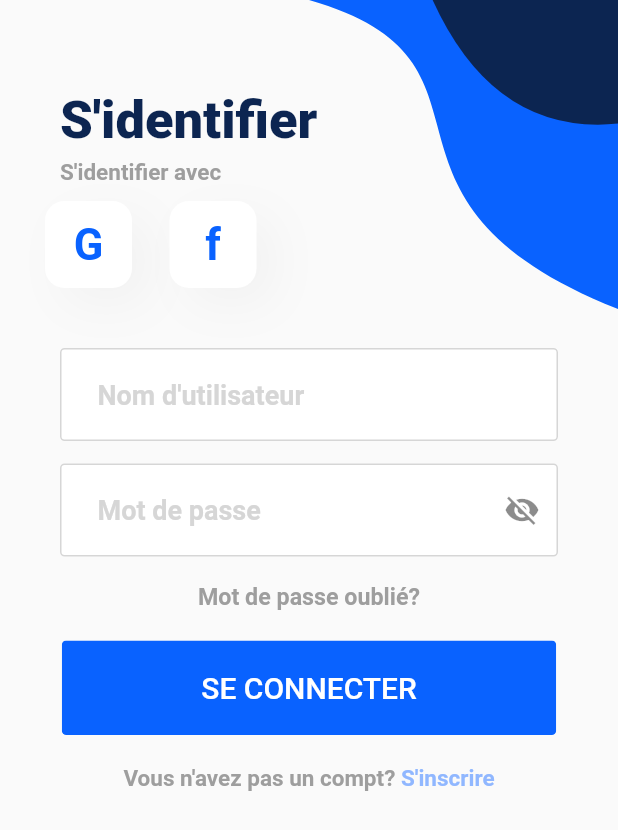
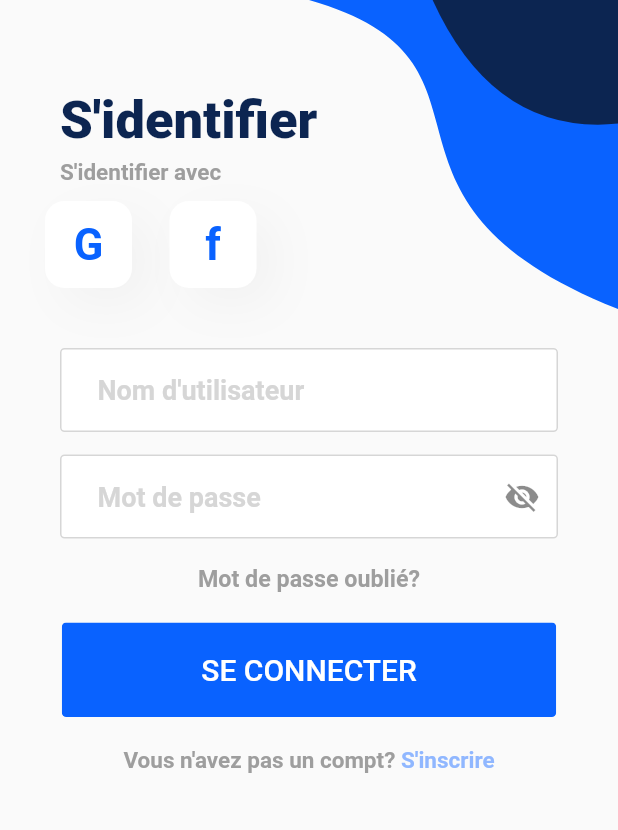
Before and after one commit to meleksioua/taxi_scooter, a Flutter app: the screen it shows after launch, on a phone screen of 412 x 824 dp. Shown: the top 830 px of the screen. Run offline on Flutter 3.47's test engine with Material 2 defaults, Android fonts, the phone set to English and light mode, and no system bars; our stand-ins replace flutter_svg; Roboto replaces fonts that are missing (Cardo, Nunito Sans, Product Sans).

Commit message:
Register and signin widgets update (Validation still not working)

```diff
--- a/lib/widgets/components/custom_input_box.dart
+++ b/lib/widgets/components/custom_input_box.dart
@@ -5,9 +5,13 @@ import 'package:flutter/material.dart';
 class CustomInputBox extends StatefulWidget {
 
   String inputHint;
+  Function validation;
+  TextInputType keyboardType;
 
   CustomInputBox({
-    this.inputHint
+    this.inputHint,
+    this.keyboardType,
+    this.validation
   });
 
   @override
@@ -28,6 +32,10 @@ class _CustomInputBoxState extends State<CustomInputBox> {
                 fontSize: 19,
                 color: Color(0xff0962ff),
                 fontWeight: FontWeight.bold),
+
+            keyboardType: widget.keyboardType,
+
+
             decoration: InputDecoration(
               filled: true,
               fillColor: Colors.white,
@@ -38,7 +46,7 @@ class _CustomInputBoxState extends State<CustomInputBox> {
                   color: Colors.grey[350],
                   fontWeight: FontWeight.w600),
               contentPadding:
-              EdgeInsets.symmetric(vertical: 20, horizontal: 25),
+              EdgeInsets.symmetric(vertical: 17, horizontal: 25),
               focusColor: Color(0xff0962ff),
               focusedBorder: OutlineInputBorder(
                 borderRadius: BorderRadius.circular(3),
@@ -52,6 +60,9 @@ class _CustomInputBoxState extends State<CustomInputBox> {
               ),
 
             ),
+
+
+            validator: widget.validation,
           ),
         ),
         //
--- a/lib/widgets/components/custom_password_box.dart
+++ b/lib/widgets/components/custom_password_box.dart
@@ -33,7 +33,7 @@ class _CustomPasswordBoxState extends State<CustomPasswordBox> {
                   color: Colors.grey[350],
                   fontWeight: FontWeight.w600),
               contentPadding:
-              EdgeInsets.symmetric(vertical: 20, horizontal: 25),
+              EdgeInsets.symmetric(vertical: 17, horizontal: 25),
               focusColor: Color(0xff0962ff),
               focusedBorder: OutlineInputBorder(
                 borderRadius: BorderRadius.circular(3),
@@ -58,6 +58,14 @@ class _CustomPasswordBoxState extends State<CustomPasswordBox> {
               )
             ),
             obscureText: !_showPassword,
+            keyboardType: TextInputType.visiblePassword,
+            validator: (value){
+                if(value.isEmpty){
+                    return "required";
+                }else{
+                  return null;
+                  }
+                },
           ),
         ),
         //
```
Also changed, not shown: lib/screens/login/login.dart (+7 -0 lines), lib/screens/register/register.dart (+51 -10 lines), 1 other file.
